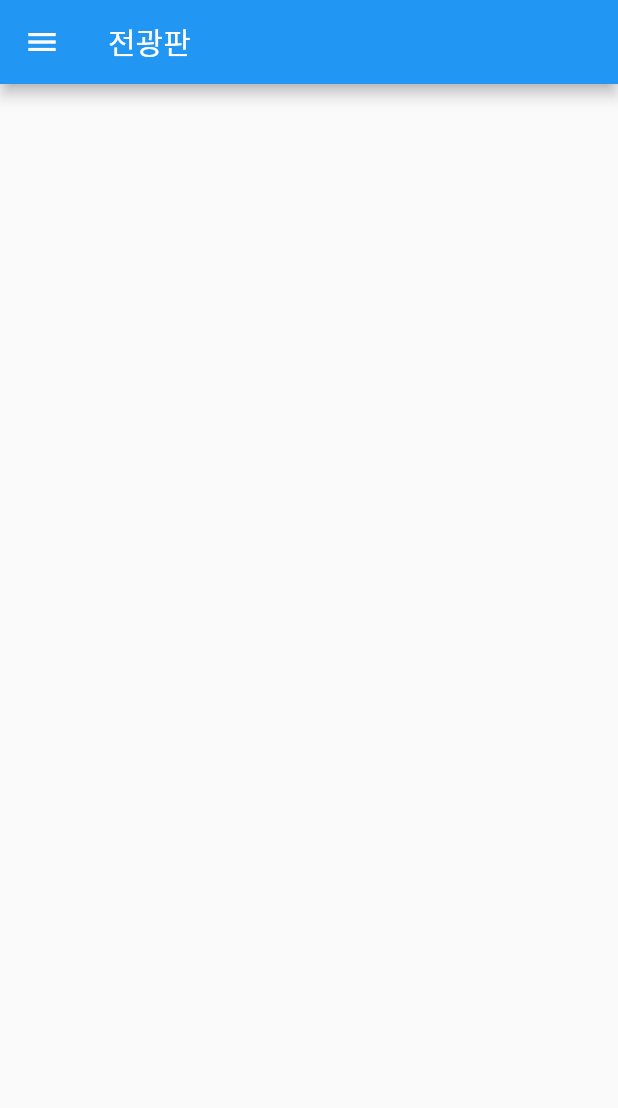
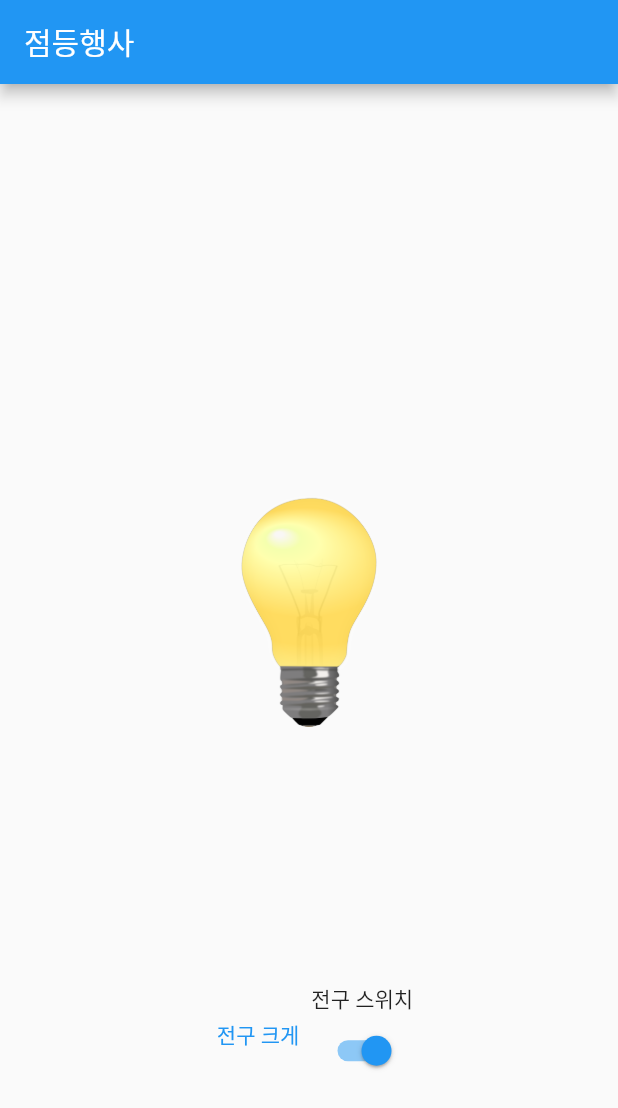
Before and after one commit to daviddev90/flutter_lecture, a Flutter app: the screen it shows after launch, on a phone screen of 412 x 824 dp. Shown: the top 1108 px of the screen. Run offline on Flutter 3.47's test engine with Material 2 defaults, Android fonts, the phone set to English and light mode, and no system bars.

Commit message:
일단셋

```diff
--- a/lib/home.dart
+++ b/lib/home.dart
@@ -1,4 +1,3 @@
-import 'dart:async';
 import 'package:flutter/material.dart';
 
 class Home extends StatefulWidget {
@@ -9,62 +8,63 @@ class Home extends StatefulWidget {
 
 class _HomeState extends State<Home> {
   //property
-  late String strr;
-  late int idx;
-  late String target;
+  late bool _isOn;
+  late bool _isSmall;
 
   @override
   void initState() {
+    //앱 실행 시 한 번만 실행;
+    _isOn = true;
+    _isSmall = true;
+
     super.initState();
-    target = '';
-    strr = '';
-    idx = 0;
-
-    Timer.periodic(const Duration(milliseconds: 150), (Timer timer){
-      setState(() {
-        idx++;
-        strr = (target).substring(0,(idx%target.length + 1));
-      });
-    });
   }
 
   @override
   Widget build(BuildContext context) {
     return Scaffold(
-      drawer: Drawer(
+        appBar: AppBar(
+          title: const Text('점등행사'),
+        ),
+        body: Center(
           child: Column(
+            mainAxisAlignment: MainAxisAlignment.center,
             children: [
-            const DrawerHeader(
-              decoration: BoxDecoration(
-                color: Colors.pink
+              SizedBox(
+                width: 300,
+                height: 500,
+                child: Center(
+                    child: Image.asset(
+                  _isOn ? 'images/lamp_on.png' : 'images/lamp_off.png',
+                  width: _isSmall ? 100 : 200,
+                )),
               ),
-              child: Center(
-              child: Text('hi'),
-            )),
-            Padding(
-              padding: const EdgeInsets.all(24.0),
-              child: TextField(onChanged: (value) {
+              Row(
+                mainAxisAlignment: MainAxisAlignment.center,
+                children: [
+                  TextButton(
+                      onPressed: () {
                         setState(() {
-              target = value;
+                          _isSmall = !_isSmall;
                         });
                       },
-        decoration: const InputDecoration(
-          labelText: '글귀를 입력하세요'
-        ),
-        ),
-            ),
+                      child: Text(_isSmall ? '전구 크게' : '전구 작게')),
+                  Column(
+                    children: [
+                      const Text('전구 스위치'),
+                      Switch(
+                          value: _isOn,
+                          onChanged: (value) {
+                            setState(() {
+                              _isOn = !_isOn;
+                            });
+                          })
                     ],
                   )
+                ],
+              )
+            ],
           ),
-        appBar: AppBar(
-          title: const Text('전광판'),
-        ),
-        body: Center(
-          child: Text(strr,
-          style: const TextStyle(
-            fontSize: 25,
-          ),),
-        )
-      );
+        ));
   }
 }
```
Also changed, not shown: images/lamp_off.png (added), images/lamp_on.png (added), images/lamp_red.png (added). Lines whose indentation alone changed are shown as unchanged.
